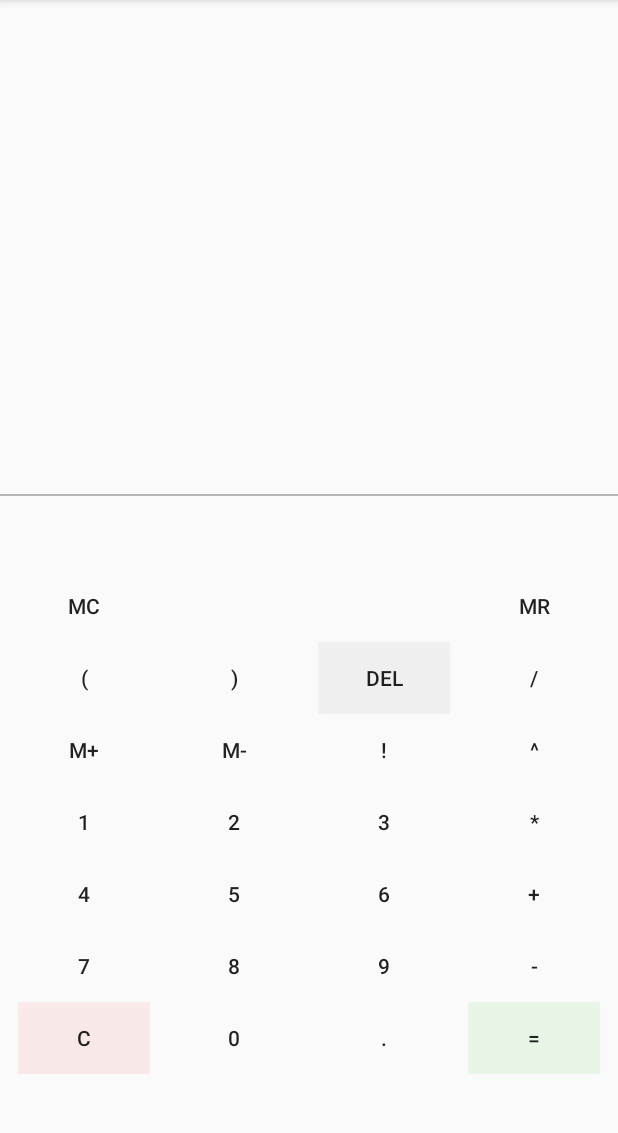
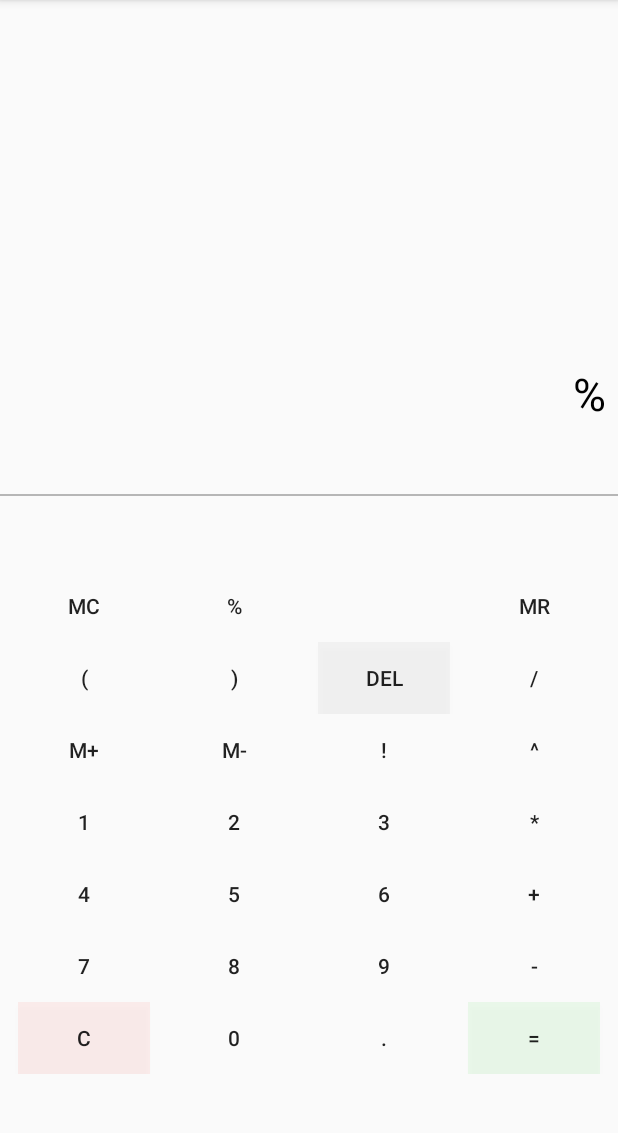
Before and after one commit to Ismalf/Calculadora_Martinez_Sanipatin, an Android app: the screen it shows after launch (CalculatorView), after a tap on "MR", on a phone screen of 412 x 824 dp, the part 84-1217 px from its top. Run offline under Robolectric (Android 15) with nearby library versions, the phone set to English and light mode, and no system bars; 2 other taps on this screen came first.

Commit message:
button for mod

```diff
--- a/app/src/main/java/com/example/calculadora_martinez_sanipatin/View/CalculatorView.java
+++ b/app/src/main/java/com/example/calculadora_martinez_sanipatin/View/CalculatorView.java
@@ -37,9 +37,9 @@ public class CalculatorView extends AppCompatActivity implements Calculator.View
     /**
      * Evento que llama a un metodo cuando se da Click en algun operando u operacion.
      */
-    private View.OnClickListener addInput = new View.OnClickListener(){
+    private View.OnClickListener addInput = new View.OnClickListener() {
         @Override
-        public void onClick(View v){
+        public void onClick(View v) {
             addToInput(v);
         }
     };
@@ -85,6 +85,7 @@ public class CalculatorView extends AppCompatActivity implements Calculator.View
 
     /**
      * Este metodo se implementa junto con la creación del proyecto.
+     *
      * @param savedInstanceState
      */
     @Override
@@ -98,11 +99,12 @@ public class CalculatorView extends AppCompatActivity implements Calculator.View
     }
 
     //region methods
+
     /**
      * Metodo de inicialización para vincular los botones con el evento click para accionar las
      * funciones respectivas del presentador
      */
-    private void _init(){
+    private void _init() {
         findViewById(R.id.number0).setOnClickListener(addInput);
         findViewById(R.id.number1).setOnClickListener(addInput);
         findViewById(R.id.number2).setOnClickListener(addInput);
@@ -129,10 +131,12 @@ public class CalculatorView extends AppCompatActivity implements Calculator.View
         findViewById(R.id.calculate).setOnClickListener(calc);
         findViewById(R.id.factorial).setOnClickListener(addInput);
         findViewById(R.id.potencia).setOnClickListener(addInput);
+        findViewById(R.id.mod).setOnClickListener(addInput);
     }
 
     /**
      * Este metodo permite gestionar el funcionamiento de los valores en memoria.
+     *
      * @param v instancia de la vista
      */
     public void memoryOperation(View v) {
@@ -216,6 +220,9 @@ public class CalculatorView extends AppCompatActivity implements Calculator.View
             case (R.id.potencia):
                 _presenter.addOperand("^");
                 break;
+            case (R.id.mod):
+                _presenter.addOperand("%");
+                break;
         }
     }
 
--- a/app/src/main/res/layout/activity_main.xml
+++ b/app/src/main/res/layout/activity_main.xml
@@ -83,12 +83,14 @@
                 android:layout_width="wrap_content"
                 android:layout_height="wrap_content"
                 android:layout_weight="1" />
+
             <Button
+                android:id="@+id/mod"
                 android:layout_width="wrap_content"
                 android:layout_height="wrap_content"
-                android:text=""
 
-                android:background="#00FFFFFF"/>
+                android:background="#00FFFFFF"
+                android:text="%" />
             <Space
                 android:layout_width="wrap_content"
                 android:layout_height="wrap_content"
```
Also changed, not shown: 1 other file.
